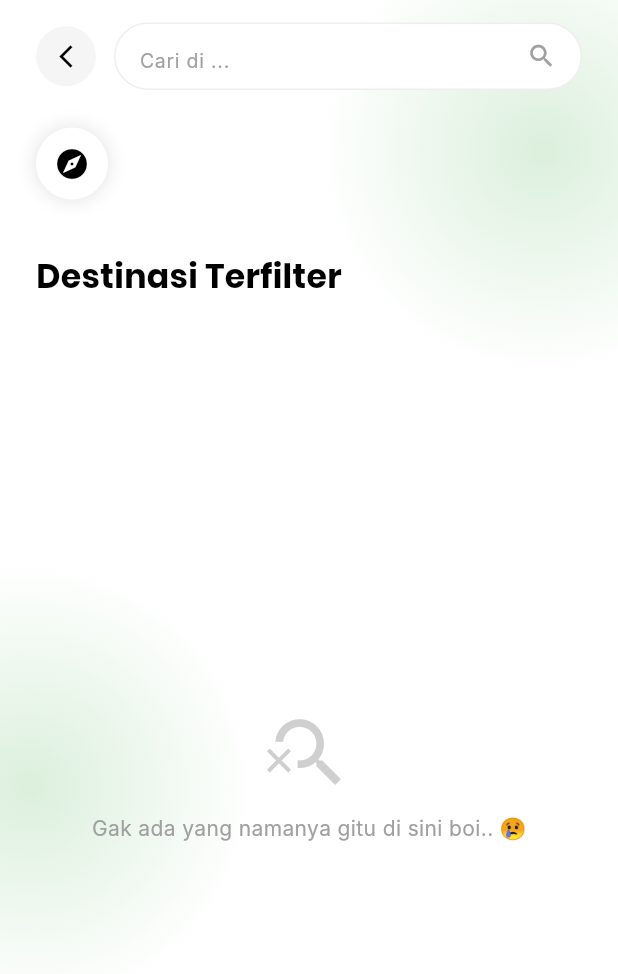
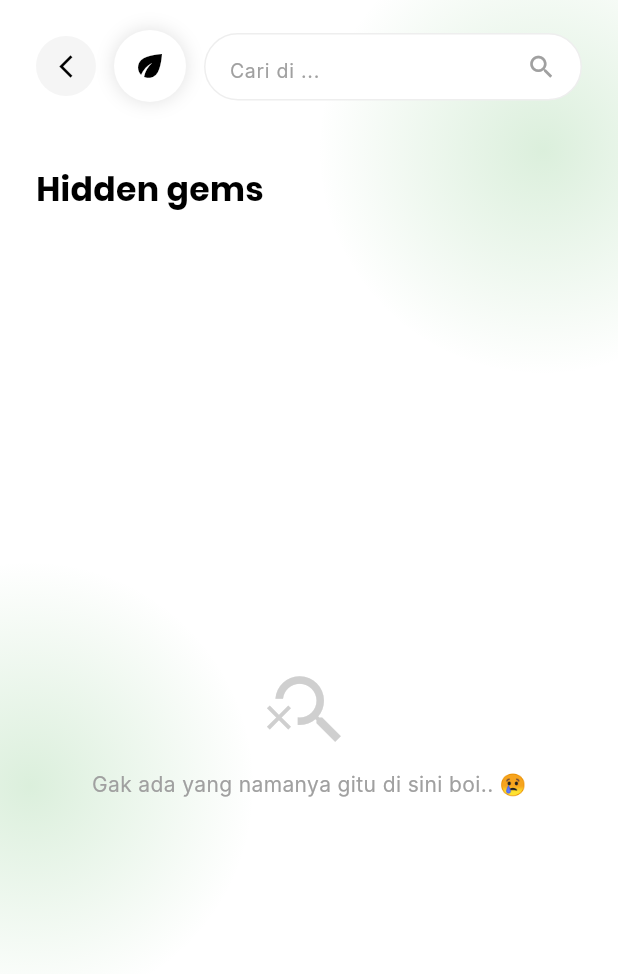
Before and after one commit to milazaey/NAVENTURE, a Flutter app: the FilterPage screen opened directly with empty values, on a phone screen of 412 x 824 dp. Shown: the top 974 px of the screen. Run offline on Flutter 3.47's test engine with Material 3 defaults, Android fonts, the phone set to English and light mode, and no system bars; Roboto replaces fonts that are missing (Inter).

Commit message:
revisian pt2

```diff
--- a/lib/models/wisata_model.dart
+++ b/lib/models/wisata_model.dart
@@ -8,6 +8,7 @@ class Wisata {
   final String price;
   final String openHours;
   final String description;
+  final String distance;
   bool isFavorite; // <--- Tambahin ini (gak pake final biar bisa diubah)
 
   Wisata({
@@ -20,6 +21,7 @@ class Wisata {
     required this.price,
     required this.openHours,
     required this.description,
+    required this.distance,
     this.isFavorite = false,
   });
 }
@@ -35,6 +37,7 @@ List<Wisata> mockWisata = [
     category: ['Dataran Tinggi'],
     price: '10.000',
     openHours: '08.00 - 16.00',
+    distance: '64,2 km dari alun-alun',
     description:
         '''   Nama "Wurung" dalam bahasa Jawa berarti "sesuatu yang gagal". Dinamakan demikian karena tempat ini merupakan kawah purba yang gagal meletus dan tidak memiliki air maupun api vulkanik, sehingga permukaannya justru tertutup oleh hamparan rumput hijau yang sangat luas.
     Kini, kawah ini lebih dikenal sebagai "Highland"-nya Bondowoso karena pemandangannya yang mirip dengan padang rumput di Selandia Baru. Keunikan utamanya adalah bukit-bukit kecil di tengah kawah yang sering dijuluki sebagai Bukit Teletubbies, menjadikannya spot favorit untuk camping dan fotografi.''',
@@ -48,6 +51,7 @@ List<Wisata> mockWisata = [
     category: ['Air Terjun'],
     price: '5.000',
     openHours: '07.00 – 17.00',
+    distance: '63,1 km dari alun-alun',
     description:
         '''   Sungai Kalipahit merupakan aliran air yang berasal langsung dari kawah Ijen. Sesuai namanya, air di sungai ini memiliki rasa pahit dan sangat asam karena kandungan sulfur serta belerang yang sangat tinggi, sehingga airnya berwarna kekuningan dan berbuih di beberapa bagian.
     Secara geologis, sungai ini menyajikan pemandangan dinding bebatuan yang eksotis hasil endapan mineral selama bertahun-tahun. Meskipun airnya tidak bisa digunakan untuk mandi atau minum, aroma belerang dan kontras warna antara air kuning dengan lumut hijau di sekitarnya memberikan kesan magis bagi siapa saja yang datang.''',
@@ -61,6 +65,7 @@ List<Wisata> mockWisata = [
     category: ['Dataran Tinggi'],
     price: 'gratis',
     openHours: ' 06.00-17.00 ',
+    distance: '63,7 km dari alun-alun',
     description:
         '''   Kawah Ilalang adalah sebuah lembah yang dikelilingi perbukitan di mana seluruh permukaannya ditumbuhi oleh tanaman ilalang atau alang-alang yang sangat lebat. Tempat ini sebenarnya merupakan bekas kawah tua yang sudah mati, namun keindahannya baru terpancar saat angin bertiup kencang dan menggoyangkan hamparan ilalang putih tersebut.
     Suasana di sini sangat tenang dan terasa seperti berada di film-film romantis. Waktu terbaik untuk berkunjung adalah saat pagi atau sore hari, di mana cahaya matahari akan menembus sela-sela ilalang, menciptakan gradasi warna perak dan emas yang sangat memanjakan mata.''',
@@ -74,6 +79,7 @@ List<Wisata> mockWisata = [
     category: ['Dataran Tinggi'],
     price: '5.000',
     openHours: '06.00 – 18.00 ',
+    distance: '70 km dari alun-alun',
     description:
         '''   Bukit Jabal Kirmit terletak di kawasan Jampit dan sering kali disebut sebagai miniatur pegunungan di Eropa. Latar belakang tempat ini merupakan area padang rumput hijau yang luas yang digunakan sebagai tempat merumput bagi hewan ternak seperti kuda dan sapi milik penduduk setempat.
     Lokasinya yang berada di ketinggian memberikan suhu udara yang sangat sejuk dan sering kali diselimuti kabut tipis. Bagi para pelancong, mendaki bukit ini memberikan kepuasan tersendiri karena dari puncaknya, lo bisa melihat hamparan perkebunan kopi dan hutan pinus yang berjajar rapi di bawahnya.''',
@@ -87,6 +93,7 @@ List<Wisata> mockWisata = [
     category: ['Dataran Tinggi'],
     price: '5.000',
     openHours: '07.00 – 17.00',
+    distance: '65,4 km dari alun-alun',
     description:
         '''   Taman Galuh dipercaya oleh masyarakat sekitar sebagai tempat peristirahatan putri dari zaman kerajaan Majapahit karena keindahan alamnya yang luar biasa. Berbeda dengan kawah lainnya, Taman Galuh menawarkan pemandangan bukit-bukit kecil yang dipenuhi bunga liar dan formasi batuan alami yang tersusun cantik.
     Secara visual, tempat ini memberikan kesan tenang dan asri dengan dominasi warna hijau yang segar. Pengunjung biasanya datang ke sini untuk mencari ketenangan dari hiruk-pikuk kota sambil menikmati udara pegunungan Ijen yang masih sangat murni.''',
@@ -100,6 +107,7 @@ List<Wisata> mockWisata = [
     category: ['Situs Sejarah', 'Dataran Tinggi'],
     price: '5.000',
     openHours: '24 jam',
+    distance: '43,3 km dari alun-alun',
     description:
         '''   Batu So'on sering dijuluki sebagai "Stonehenge" dari Bondowoso karena keberadaan batu-batu raksasa yang tersusun secara alami. Kata "So'on" dalam bahasa Madura berarti "disunggi" atau diletakkan di atas kepala, merujuk pada formasi batu besar yang bertumpuk-tumpuk secara ajaib tanpa bantuan manusia.
     Situs ini merupakan fenomena geologi yang terbentuk akibat erosi dan aktivitas vulkanik ribuan tahun silam. Selain nilai estetikanya yang tinggi untuk fotografi, tempat ini juga dianggap sakral dan menyimpan banyak cerita rakyat mengenai asal-usul batu raksasa tersebut.''',
@@ -113,6 +121,7 @@ List<Wisata> mockWisata = [
     category: ['Agro Wisata'],
     price: '5.000',
     openHours: '07.00 – 17.00',
+    distance: '18,7 km dari alun-alun',
     description:
         '''   Bendungan Sampean Baru merupakan proyek infrastruktur pengairan yang dibangun dengan desain arsitektur yang sangat ikonik. Struktur betonnya yang berjejer rapi dan simetris memberikan kesan megah, seolah-olah menyerupai bangunan kuil kuno namun dalam bentuk yang lebih modern.
     Selain fungsi utamanya sebagai sarana irigasi pertanian, bendungan ini telah menjadi destinasi wisata populer karena bentuk bangunannya yang sangat instagramable. Pantulan bayangan beton di permukaan air menciptakan pemandangan yang sangat dramatis, terutama saat matahari mulai terbenam.''',
@@ -126,6 +135,7 @@ List<Wisata> mockWisata = [
     category: ['Agro Wisata'],
     price: '5.000',
     openHours: '24 jam',
+    distance: '31,2 km dari alun-alun',
     description:
         '''   Kebun Kopi Jampit adalah peninggalan era kolonial Belanda yang masih beroperasi hingga saat ini sebagai salah satu penghasil kopi Arabika terbaik di dunia. Kawasan ini memiliki latar belakang sejarah yang kuat dengan adanya rumah-rumah bergaya arsitektur Belanda (Guest House Jampit) yang masih terawat sangat baik.
     Mengunjungi kebun ini bukan sekadar melihat tanaman kopi, tapi juga merasakan suasana tempo dulu di tengah udara dingin pegunungan. Luasnya perkebunan dan kabut yang sering turun memberikan nuansa misterius sekaligus tenang bagi para pecinta kopi dan sejarah.''',
@@ -139,6 +149,7 @@ List<Wisata> mockWisata = [
     category: ['Air Terjun'],
     price: '5.000',
     openHours: '05.00-18.00',
+    distance: '56,9 km dari alun-alun',
     description:
         '''   Air Terjun Blawan merupakan hilir dari aliran Sungai Kalipahit yang membawa air asam dari Kawah Ijen. Keunikan air terjun ini adalah debit airnya yang sangat besar dan warnanya yang kekuningan karena kandungan belerang, yang kemudian "menghilang" masuk ke dalam lubang tanah (sungai bawah tanah).
     Area di sekitar air terjun ini dikelilingi oleh tebing-tebing tinggi yang ditumbuhi tumbuhan tropis yang rimbun. Suara gemuruh air yang jatuh ke dalam lubang bawah tanah menciptakan suasana yang megah sekaligus mendebarkan bagi setiap pengunjung.''',
@@ -152,6 +163,7 @@ List<Wisata> mockWisata = [
     category: ['Air Terjun'],
     price: '5.000',
     openHours: '07.00-17.00',
+    distance: '56,6 km dari alun-alun',
     description:
         '''   Nama "Gentongan" diambil dari bentuk formasi batuan di sekitar air terjun yang menyerupai bentuk gentong atau tempayan air besar. Air yang mengalir di sini masih mengandung kadar belerang, sehingga bebatuan yang dilewatinya berubah warna menjadi kuning keemasan dan putih kristal.
     Lokasinya yang cukup tersembunyi membuat tempat ini terasa lebih privat dibandingkan wisata Ijen lainnya. Keindahan gradasi warna batu akibat reaksi kimia sulfur menjadikannya salah satu objek wisata edukasi geologi yang menarik di Bondowoso.''',
@@ -165,6 +177,7 @@ List<Wisata> mockWisata = [
     category: ['Air Terjun'],
     price: 'gratis',
     openHours: '24 jam',
+    distance: '31,8 km dari alun-alun',
     description:
         '''   Air Terjun Pulo Agung terletak di kawasan terpencil yang menawarkan keindahan alam yang masih sangat alami dan perawan. Jatuhan airnya yang tinggi dan lurus kebawah memberikan kesan megah di tengah lembah hijau yang sangat subur.
     Karena aksesnya yang menantang, tempat ini sering dianggap sebagai "Hidden Gem" atau permata tersembunyi bagi para petualang. Latar belakang hutan yang lebat dan tebing yang menjulang tinggi membuat siapa pun yang datang merasa benar-benar menyatu dengan alam liar Bondowoso.''',
@@ -178,6 +191,7 @@ List<Wisata> mockWisata = [
     category: ['Dataran Tinggi'],
     price: '10.000',
     openHours: '05.00 – 18.00',
+    distance: '9,7 km dari alun-alun',
     description:
         '''   Bukit Mahadewa merupakan salah satu titik pandang terbaik di Bondowoso yang menawarkan panorama gugusan pegunungan Ijen dan Raung secara sekaligus. Nama "Mahadewa" sendiri disematkan karena keindahan pemandangannya yang dianggap sangat agung dan mempesona, seolah berada di negeri di atas awan saat kabut pagi menyelimuti lembah di bawahnya.
     Daya tarik utama tempat ini adalah gardu pandang ikonik yang menjorok ke arah jurang, memberikan sensasi adrenalin sekaligus latar foto yang dramatis dengan hamparan hutan pinus yang hijau. Selain itu, jalur trekking-nya yang menantang namun tetap ramah bagi pemula menjadikan bukit ini destinasi favorit bagi mereka yang ingin menikmati matahari terbit tanpa harus mendaki gunung yang terlalu tinggi.''',
@@ -191,6 +205,7 @@ List<Wisata> mockWisata = [
     category: ['Dataran Tinggi', 'Situs Sejarah'],
     price: 'gratis',
     openHours: '24 jam',
+    distance: '64 km dari alun-alun',
     description:
         '''   Labang Seng dalam bahasa Madura berarti "Pintu Seng". Nama ini merujuk pada sejarah tempat ini yang dulunya merupakan kawasan perkebunan peninggalan era kolonial Belanda, di mana terdapat gerbang atau bangunan dengan penutup seng yang sangat ikonik pada masanya. Kini, lokasi tersebut telah bertransformasi menjadi destinasi wisata alam yang menawarkan pemandangan perbukitan hijau yang bergelombang dengan udara yang sangat sejuk.
     Daya tarik utama dari Labang Seng adalah panorama "Negeri di Atas Awan" yang bisa dinikmati saat pagi buta. Dari puncak bukitnya, pengunjung bisa melihat hamparan kabut putih yang menyelimuti lembah, dengan latar belakang pegunungan Ijen dan Raung yang berdiri gagah di kejauhan. Tempat ini menjadi spot favorit bagi para pengejar matahari terbit (sunrise) dan pecinta fotografi karena lanskapnya yang sangat luas dan memanjakan mata.''',
@@ -204,6 +219,7 @@ List<Wisata> mockWisata = [
     category: ['Air Terjun', 'Situs Sejarah'],
     price: '5.000',
     openHours: ' 07.00-15.00',
+    distance: '21,8 km dari alun-alun',
     description:
         '''   Air Terjun Tancak Kembar terletak di ketinggian sekitar 1.100 meter di atas permukaan laut dan memiliki keunikan berupa dua aliran air terjun yang jatuh berdampingan dengan ketinggian sekitar 77 meter. Masyarakat setempat percaya bahwa kedua air terjun ini memiliki jenis kelamin, yakni "Laki-laki" di sisi kiri dan "Perempuan" di sisi kanan, serta konon pernah menjadi tempat pemandian Dewi Rengganis dari Kerajaan Majapahit agar awet muda.
     Selain legenda yang menyelimutinya, lokasi ini menawarkan pemandangan hutan lindung yang masih sangat asri dan rimbun. Perjalanan menuju lokasi akan melewati hamparan kebun kopi dan kakao yang luas, memberikan aroma khas pedesaan yang menenangkan. Suara gemuruh air yang jatuh dan hawa dingin yang menusuk tulang menjadikan tempat ini pelarian sempurna bagi siapa saja yang ingin merasakan kemurnian alam lereng Argopuro.''',
--- a/lib/pages/main/detail_page.dart
+++ b/lib/pages/main/detail_page.dart
@@ -169,8 +169,9 @@ class _DetailPageState extends State<DetailPage> {
                       Row(
                         children: [
                           _buildInfoChip(
-                            Icons.access_time_filled,
-                            '± 1,5 jam dari alun-alun',
+                            Icons
+                                .location_on_outlined, // Ikon diganti jadi pin lokasi/map biar nyambung sama jarak
+                            '± ${widget.wisata.distance} dari alun-alun', // Mangggil data jarak secara dinamis
                           ),
                         ],
                       ),
@@ -178,8 +179,11 @@ class _DetailPageState extends State<DetailPage> {
                       Row(
                         children: [
                           _buildInfoChip(
-                            Icons.schedule,
-                            widget.wisata.openHours,
+                            Icons
+                                .access_time_rounded, // Kita balikin jadi ikon jam bulat biar estetik
+                            widget
+                                .wisata
+                                .openHours, // <--- NOTE: Sesuaikan openHours dengan nama properti di wisata_model.dart lu (misal: openHours, jamOperasional, atau operationalHours)
                           ),
                           const SizedBox(width: 12),
                           _buildInfoChip(
--- a/lib/pages/main/filter_page.dart
+++ b/lib/pages/main/filter_page.dart
@@ -61,7 +61,7 @@ class _FilterPageState extends State<FilterPage> {
       case 'agrowisata':
         return Icons.eco;
       default:
-        return Icons.explore;
+        return Icons.eco;
     }
   }
 
@@ -77,15 +77,26 @@ class _FilterPageState extends State<FilterPage> {
             child: Column(
               crossAxisAlignment: CrossAxisAlignment.start,
               children: [
-                // --- TOP BAR ---
+                // --- ONE ROW TOP BAR (Back + Logo + Search Bar) ---
                 Padding(
-                  padding: const EdgeInsets.symmetric(
-                    horizontal: 24,
-                    vertical: 15,
-                  ),
-                  child: Row(
+                  padding: const EdgeInsets.fromLTRB(
+                    24,
+                    20,
+                    24,
+                    10,
+                  ), // Kasih space atas dikit biar lega boi
+                  child: Column(
+                    crossAxisAlignment: CrossAxisAlignment.start,
                     children: [
-                      GestureDetector(
+                      Row(
+                        crossAxisAlignment: CrossAxisAlignment.start,
+                        children: [
+                          // 1. Tombol Back di paling kiri boi
+                          Padding(
+                            padding: const EdgeInsets.only(
+                              top: 4,
+                            ), // Biar center vertikal sama logo bulat
+                            child: GestureDetector(
                               onTap: () => Navigator.pop(context),
                               child: CircleAvatar(
                                 backgroundColor: Colors.grey.shade100,
@@ -96,21 +107,11 @@ class _FilterPageState extends State<FilterPage> {
                                 ),
                               ),
                             ),
+                          ),
                           const SizedBox(width: 12),
-                      // Masukin fungsi search ke sini boi
-                      Expanded(child: _buildSearchBar(_onSearchChanged)),
-                    ],
-                  ),
-                ),
 
-                // --- INDIKATOR KATEGORI ---
-                Padding(
-                  padding: const EdgeInsets.symmetric(
-                    horizontal: 24,
-                    vertical: 10,
-                  ),
-                  child: Column(
-                    crossAxisAlignment: CrossAxisAlignment.start,
+                          // 2. Logo Kategori & Teks di bawahnya (di tengah-tengah)
+                          Column(
                             children: [
                               Container(
                                 padding: const EdgeInsets.all(12),
@@ -118,7 +119,10 @@ class _FilterPageState extends State<FilterPage> {
                                   color: Colors.white,
                                   shape: BoxShape.circle,
                                   boxShadow: [
-                            BoxShadow(color: Colors.black12, blurRadius: 10),
+                                    BoxShadow(
+                                      color: Colors.black12,
+                                      blurRadius: 10,
+                                    ),
                                   ],
                                 ),
                                 child: Icon(
@@ -126,17 +130,35 @@ class _FilterPageState extends State<FilterPage> {
                                   color: Colors.black,
                                 ),
                               ),
-                      const SizedBox(height: 8),
+                              const SizedBox(height: 6),
                               Text(
                                 widget.categoryName.replaceAll('\n', ' '),
                                 style: interText.copyWith(
                                   color: greyColor,
-                          fontSize: 14,
+                                  fontSize:
+                                      12, // Dikecilin dikit biar makin proporsional
                                 ),
                               ),
-                      const SizedBox(height: 8),
+                            ],
+                          ),
+                          const SizedBox(width: 12),
+
+                          // 3. Search bar di paling kanan
+                          Expanded(
+                            child: Padding(
+                              padding: const EdgeInsets.only(
+                                top: 2,
+                              ), // Biar center vertikal juga
+                              child: _buildSearchBar(_onSearchChanged),
+                            ),
+                          ),
+                        ],
+                      ),
+                      const SizedBox(height: 20),
+
+                      // Judul ala Prototype
                       Text(
-                        'Destinasi Terfilter',
+                        'Hidden gems ${widget.categoryName.toLowerCase().replaceAll('\n', ' ')}',
                         style: poppinsText.copyWith(
                           fontSize: 22,
                           fontWeight: FontWeight.bold,
@@ -173,7 +195,7 @@ class _FilterPageState extends State<FilterPage> {
     );
   }
 
-  // Tambahin parameter onChanged biar TextField-nya bisa dengerin ketikan lo
+  // Widget Search Bar tetap utuh
   Widget _buildSearchBar(Function(String) onChanged) {
     return Container(
       height: 45,
@@ -187,7 +209,7 @@ class _FilterPageState extends State<FilterPage> {
         children: [
           Expanded(
             child: TextField(
-              onChanged: onChanged, // <--- Ini kuncinya boi!
+              onChanged: onChanged,
               decoration: InputDecoration(
                 hintText:
                     'Cari di ${widget.categoryName.replaceAll('\n', ' ')}...',
```
Lines whose indentation alone changed are shown as unchanged.
